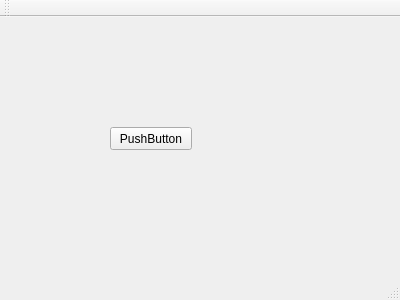
The window that MainWindow.ui (Riateche/transcribe1) describes before a commit, drawn with Qt 5.
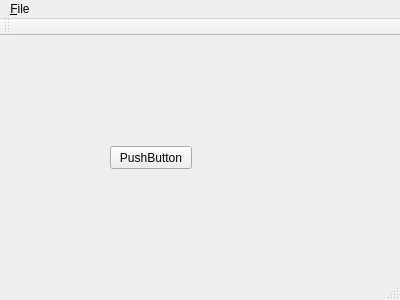
The same window after the commit.

The edit to the form file:
```diff
--- a/MainWindow.ui
+++ b/MainWindow.ui
@@ -43,6 +43,13 @@
      <height>20</height>
     </rect>
    </property>
+   <widget class="QMenu" name="menuFile">
+    <property name="title">
+     <string>&amp;File</string>
+    </property>
+    <addaction name="openFile"/>
+   </widget>
+   <addaction name="menuFile"/>
   </widget>
   <widget class="QToolBar" name="mainToolBar">
    <attribute name="toolBarArea">
```
Left out of the diff: 5 changed lines with no effect on the pictures.
